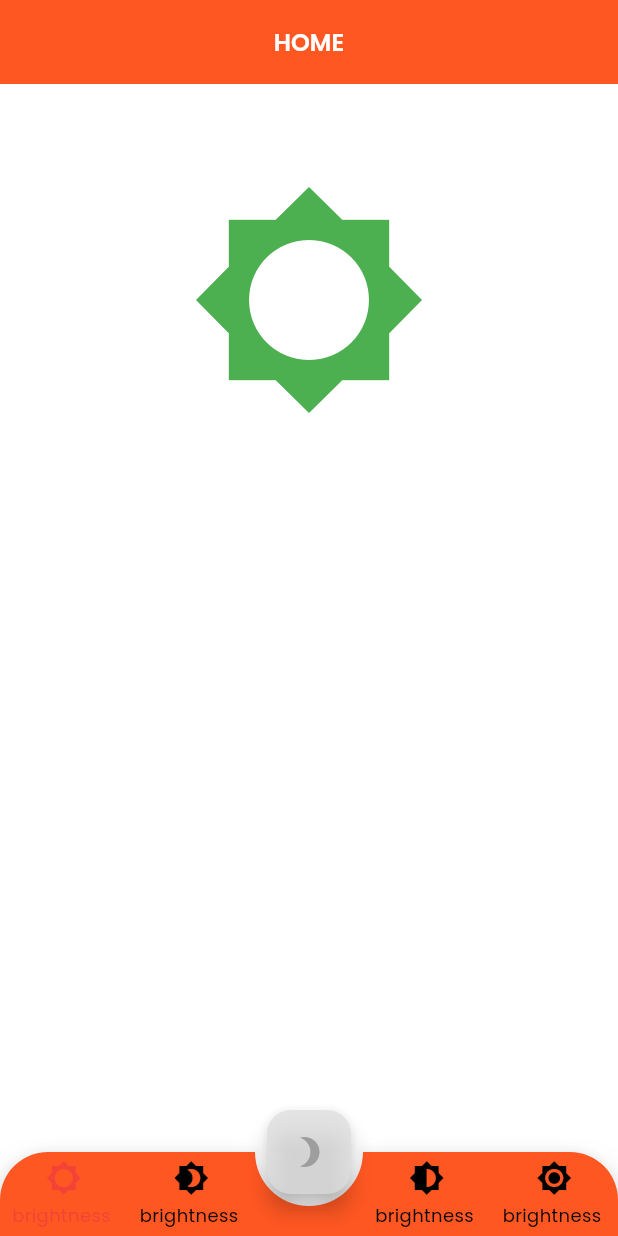
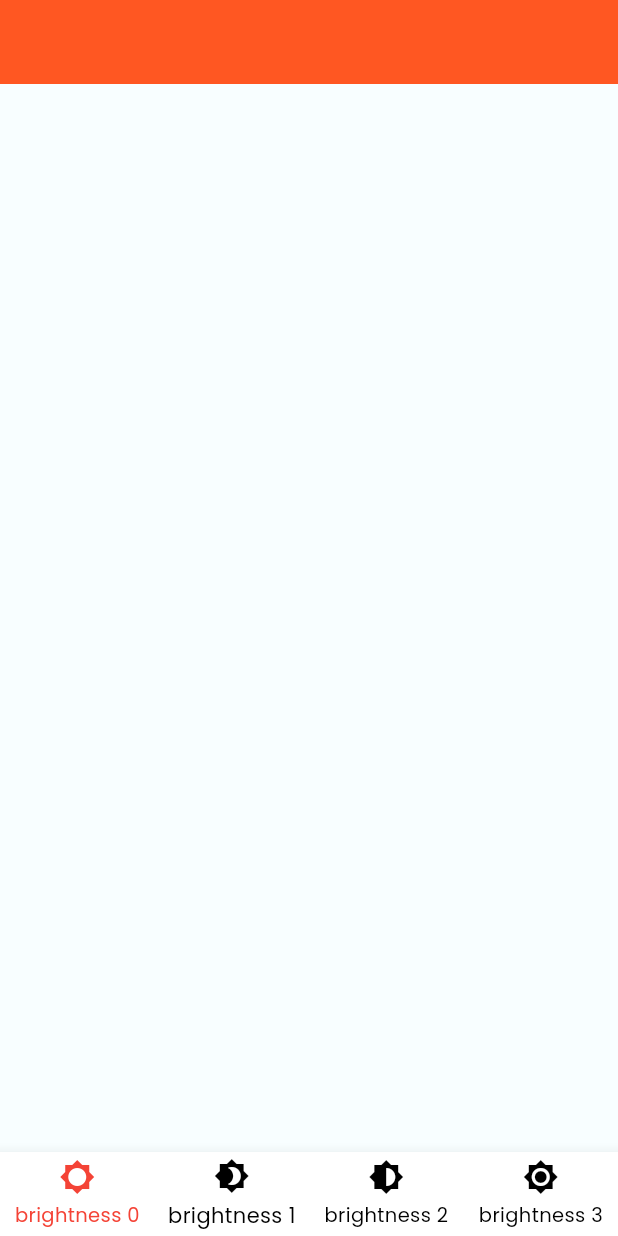
Before and after one commit to lelafieta/molhooooo, a Flutter app: the screen it shows after launch, on a phone screen of 412 x 824 dp. Run offline on Flutter 3.47's test engine with Material 3 defaults, Android fonts, the phone set to English and light mode, and no system bars; drawn by our look-alikes of animated_bottom_navigation_bar, auto_size_text; our stand-ins replace chips_choice, dashed_circular_progress_bar, dotted_border, easy_date_timeline, fl_chart, flutter_slider_drawer and 2 more.

Commit message:
Creating navigatiombar

```diff
--- /dev/null
+++ b/lib/src/features/client/presentation/client_home_page.dart
@@ -0,0 +1,17 @@
+import 'package:flutter/material.dart';
+
+class ClientHomePage extends StatefulWidget {
+  const ClientHomePage({super.key});
+
+  @override
+  State<ClientHomePage> createState() => _ClientHomePageState();
+}
+
+class _ClientHomePageState extends State<ClientHomePage> {
+  @override
+  Widget build(BuildContext context) {
+    return Scaffold(
+      appBar: AppBar(),
+    );
+  }
+}
--- a/lib/src/features/client/presentation/client_page.dart
+++ b/lib/src/features/client/presentation/client_page.dart
@@ -1,12 +1,7 @@
-import 'dart:async';
-
 import 'package:animated_bottom_navigation_bar/animated_bottom_navigation_bar.dart';
 import 'package:auto_size_text/auto_size_text.dart';
-import 'package:circular_reveal_animation/circular_reveal_animation.dart';
 import 'package:flutter/material.dart';
-import 'package:flutter/rendering.dart';
-
-import '../../../config/themes/app_colors.dart';
+import 'package:molhooooo/src/features/client/presentation/client_home_page.dart';
 
 class ClientPage extends StatefulWidget {
   const ClientPage({Key? key, required this.title}) : super(key: key);
@@ -19,15 +14,7 @@ class ClientPage extends StatefulWidget {
 
 class _ClientPageState extends State<ClientPage> with TickerProviderStateMixin {
   final autoSizeGroup = AutoSizeGroup();
-  var _bottomNavIndex = 0; //default index of a first screen
-
-  late AnimationController _fabAnimationController;
-  late AnimationController _borderRadiusAnimationController;
-  late Animation<double> fabAnimation;
-  late Animation<double> borderRadiusAnimation;
-  late CurvedAnimation fabCurve;
-  late CurvedAnimation borderRadiusCurve;
-  late AnimationController _hideBottomBarAnimationController;
+  var _bottomNavIndex = 0;
 
   final iconList = <IconData>[
     Icons.brightness_5,
@@ -36,88 +23,23 @@ class _ClientPageState extends State<ClientPage> with TickerProviderStateMixin {
     Icons.brightness_7,
   ];
 
+  final List<Widget> _pages = [
+    ClientHomePage(),
+    Text("data"),
+    Text("data"),
+    Text("data"),
+  ];
+
   @override
   void initState() {
     super.initState();
-
-    _fabAnimationController = AnimationController(
-      duration: Duration(milliseconds: 500),
-      vsync: this,
-    );
-    _borderRadiusAnimationController = AnimationController(
-      duration: Duration(milliseconds: 500),
-      vsync: this,
-    );
-    fabCurve = CurvedAnimation(
-      parent: _fabAnimationController,
-      curve: Interval(0.5, 1.0, curve: Curves.fastOutSlowIn),
-    );
-    borderRadiusCurve = CurvedAnimation(
-      parent: _borderRadiusAnimationController,
-      curve: Interval(0.5, 1.0, curve: Curves.fastOutSlowIn),
-    );
-
-    fabAnimation = Tween<double>(begin: 0, end: 1).animate(fabCurve);
-    borderRadiusAnimation = Tween<double>(begin: 0, end: 1).animate(
-      borderRadiusCurve,
-    );
-
-    _hideBottomBarAnimationController = AnimationController(
-      duration: Duration(milliseconds: 200),
-      vsync: this,
-    );
-
-    Future.delayed(
-      Duration(seconds: 1),
-      () => _fabAnimationController.forward(),
-    );
-    Future.delayed(
-      Duration(seconds: 1),
-      () => _borderRadiusAnimationController.forward(),
-    );
-  }
-
-  bool onScrollNotification(ScrollNotification notification) {
-    if (notification is UserScrollNotification &&
-        notification.metrics.axis == Axis.vertical) {
-      switch (notification.direction) {
-        case ScrollDirection.forward:
-          _hideBottomBarAnimationController.reverse();
-          _fabAnimationController.forward(from: 0);
-          break;
-        case ScrollDirection.reverse:
-          _hideBottomBarAnimationController.forward();
-          _fabAnimationController.reverse(from: 1);
-          break;
-        case ScrollDirection.idle:
-          break;
-      }
-    }
-    return false;
   }
 
   @override
   Widget build(BuildContext context) {
     return Scaffold(
       extendBody: true,
-      appBar: AppBar(
-        title: Text(
-          widget.title,
-          style: TextStyle(color: Colors.white),
-        ),
-      ),
-      body: NotificationListener<ScrollNotification>(
-        onNotification: onScrollNotification,
-        child: NavigationScreen(iconList[_bottomNavIndex]),
-      ),
-      floatingActionButton: FloatingActionButton(
-        child: Icon(
-          Icons.brightness_3,
-          color: Colors.grey,
-        ),
-        onPressed: () {},
-      ),
-      floatingActionButtonLocation: FloatingActionButtonLocation.centerDocked,
+      body: _pages[_bottomNavIndex],
       bottomNavigationBar: AnimatedBottomNavigationBar.builder(
         itemCount: iconList.length,
         tabBuilder: (int index, bool isActive) {
@@ -144,103 +66,22 @@ class _ClientPageState extends State<ClientPage> with TickerProviderStateMixin {
             ],
           );
         },
-        backgroundColor: AppColors.primaryColor,
+        backgroundColor: Colors.white,
         activeIndex: _bottomNavIndex,
         splashColor: Colors.green,
-        notchAndCornersAnimation: borderRadiusAnimation,
         splashSpeedInMilliseconds: 300,
         notchSmoothness: NotchSmoothness.defaultEdge,
-        gapLocation: GapLocation.center,
-        leftCornerRadius: 32,
-        rightCornerRadius: 32,
+        gapLocation: GapLocation.none,
+        leftCornerRadius: 0,
+        rightCornerRadius: 0,
         onTap: (index) => setState(() => _bottomNavIndex = index),
-        hideAnimationController: _hideBottomBarAnimationController,
         shadow: const BoxShadow(
           offset: Offset(0, 1),
-          blurRadius: 12,
+          blurRadius: 2,
           spreadRadius: 0.5,
-          color: Colors.black26,
+          color: Colors.black12,
         ),
       ),
     );
   }
 }
-
-class NavigationScreen extends StatefulWidget {
-  final IconData iconData;
-
-  NavigationScreen(this.iconData) : super();
-
-  @override
-  _NavigationScreenState createState() => _NavigationScreenState();
-}
-
-class _NavigationScreenState extends State<NavigationScreen>
-    with TickerProviderStateMixin {
-  late AnimationController _controller;
-  late Animation<double> animation;
-
-  @override
-  void didUpdateWidget(NavigationScreen oldWidget) {
-    super.didUpdateWidget(oldWidget);
-    if (oldWidget.iconData != widget.iconData) {
-      _startAnimation();
-    }
-  }
-
-  @override
-  void initState() {
-    _controller = AnimationController(
-      vsync: this,
-      duration: Duration(milliseconds: 1000),
-    );
-    animation = CurvedAnimation(
-      parent: _controller,
-      curve: Curves.easeIn,
-    );
-    _controller.forward();
-    super.initState();
-  }
-
-  _startAnimation() {
-    _controller = AnimationController(
-      vsync: this,
-      duration: Duration(milliseconds: 1000),
-    );
-    animation = CurvedAnimation(
-      parent: _controller,
-      curve: Curves.easeIn,
-    );
-    _controller.forward();
-  }
-
-  @override
-  void dispose() {
-    _controller.dispose();
-    super.dispose();
-  }
-
-  @override
-  Widget build(BuildContext context) {
-    return Container(
-      color: Theme.of(context).colorScheme.background,
-      child: ListView(
-        children: [
-          SizedBox(height: 64),
-          Center(
-            child: CircularRevealAnimation(
-              animation: animation,
-              centerOffset: Offset(80, 80),
-              maxRadius: MediaQuery.of(context).size.longestSide * 1.1,
-              child: Icon(
-                widget.iconData,
-                color: Colors.green,
-                size: 160,
-              ),
-            ),
-          ),
-        ],
-      ),
-    );
-  }
-}
```
